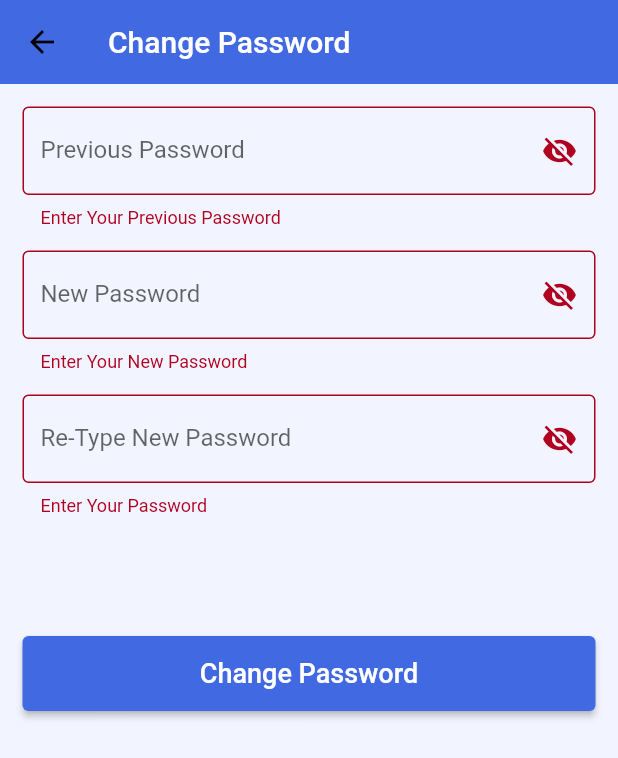
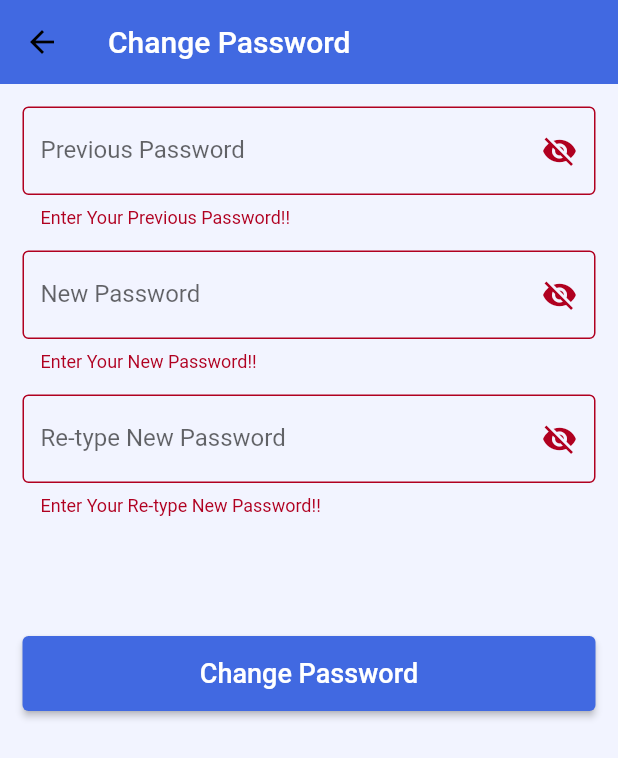
Before and after one commit to KishorKatuwal/TimelineandProjectMangementApp, a Flutter app: the ChangePasswordScreen screen opened by its route, after a tap on "Change Password", on a phone screen of 412 x 824 dp. Shown: the top 758 px of the screen. Run offline on Flutter 3.47's test engine with Material 2 defaults, Android fonts, the light colour scheme and no system bars; our stand-ins replace csv, date_picker_timeline, flutter_local_notifications, shared_preferences, socket_io_client, table_calendar and 2 more; missing offline and left inert: shared_preferences_web; accounts and stored records are empty.

Commit message:
textfield for password changed

```diff
--- a/lib/common/widgets/custom_textfiels.dart
+++ b/lib/common/widgets/custom_textfiels.dart
@@ -19,6 +19,7 @@ class CustomTextField extends StatelessWidget {
       controller: controller,
       obscureText: obText,
       decoration: InputDecoration(
+        label: Text(hintText),
         hintText: hintText,
         border: const OutlineInputBorder(
           borderSide: BorderSide(
--- a/lib/features/change_passwprd/screen/change_password_screen.dart
+++ b/lib/features/change_passwprd/screen/change_password_screen.dart
@@ -2,6 +2,7 @@ import 'package:flutter/material.dart';
 import 'package:timelineandprojectmanagementapp/common/widgets/custom_button.dart';
 import 'package:timelineandprojectmanagementapp/constants/utils.dart';
 import 'package:timelineandprojectmanagementapp/features/change_passwprd/services/change_password_service.dart';
+import 'package:timelineandprojectmanagementapp/features/change_passwprd/widget/password_textfiled.dart';
 
 class ChangePasswordScreen extends StatefulWidget {
   static const String routeName = '/change-password-screen';
@@ -54,111 +55,27 @@ class _ChangePasswordScreenState extends State<ChangePasswordScreen> {
             key: _changePasswordFormKey,
             child: Column(
               children: [
-                TextFormField(
-                  controller: _previousPasswordController,
-                  obscureText: _obscureText1,
-                  decoration: InputDecoration(
-                    label: const Text("Previous Password"),
-                    border: const OutlineInputBorder(
-                      borderSide: BorderSide(
-                        color: Colors.black38,
-                      ),
-                    ),
-                    enabledBorder: const OutlineInputBorder(
-                      borderSide: BorderSide(
-                        color: Colors.black38,
-                      ),
-                    ),
-                    suffixIcon: IconButton(
-                      icon: Icon(
-                        _obscureText1 ? Icons.visibility_off : Icons.visibility,
-                      ),
-                      onPressed: () {
-                        setState(() {
-                          _obscureText1 = !_obscureText1;
-                        });
-                      },
-                    ),
-                  ),
-                  validator: (val) {
-                    if (val == null || val.isEmpty) {
-                      return "Enter Your Previous Password";
-                    }
-                    return null;
-                  },
-                ),
+                PasswordTextField(
+                    controller: _previousPasswordController,
+                    label: "Previous Password",
+                    hintText: "Previous Password",
+                    obText: true),
                 const SizedBox(
                   height: 15,
                 ),
-                TextFormField(
-                  controller: _newPasswordController,
-                  obscureText: _obscureText2,
-                  decoration: InputDecoration(
-                    label: const Text("New Password"),
-                    border: const OutlineInputBorder(
-                      borderSide: BorderSide(
-                        color: Colors.black38,
-                      ),
-                    ),
-                    enabledBorder: const OutlineInputBorder(
-                      borderSide: BorderSide(
-                        color: Colors.black38,
-                      ),
-                    ),
-                    suffixIcon: IconButton(
-                      icon: Icon(
-                        _obscureText2 ? Icons.visibility_off : Icons.visibility,
-                      ),
-                      onPressed: () {
-                        setState(() {
-                          _obscureText2 = !_obscureText2;
-                        });
-                      },
-                    ),
-                  ),
-                  validator: (val) {
-                    if (val == null || val.isEmpty) {
-                      return "Enter Your New Password";
-                    }
-                    return null;
-                  },
-                ),
+                PasswordTextField(
+                    controller: _newPasswordController,
+                    label: "New Password",
+                    hintText: "New Password",
+                    obText: true),
                 const SizedBox(
                   height: 15,
                 ),
-                TextFormField(
-                  controller: _reTypePasswordController,
-                  obscureText: _obscureText3,
-                  decoration: InputDecoration(
-                    label: const Text("Re-Type New Password"),
-                    border: const OutlineInputBorder(
-                      borderSide: BorderSide(
-                        color: Colors.black38,
-                      ),
-                    ),
-                    enabledBorder: const OutlineInputBorder(
-                      borderSide: BorderSide(
-                        color: Colors.black38,
-                      ),
-                    ),
-                    suffixIcon: IconButton(
-                      icon: Icon(
-                        _obscureText3 ? Icons.visibility_off : Icons.visibility,
-                      ),
-                      onPressed: () {
-                        setState(() {
-                          _obscureText3 = !_obscureText3;
-                        });
-                      },
-                    ),
-                  ),
-                  validator: (val) {
-                    if (val == null || val.isEmpty) {
-                      return "Enter Your Password";
-                    }
-                    return null;
-                  },
-                ),
+                PasswordTextField(
+                    controller: _reTypePasswordController,
+                    label: "Re-type New Password",
+                    hintText: "Re-type New Password",
+                    obText: true),
                 const SizedBox(
                   height: 80,
                 ),
@@ -176,7 +93,7 @@ class _ChangePasswordScreenState extends State<ChangePasswordScreen> {
                             changePassword();
                           } else {
                             showSnackBar(context,
-                                "New password and Re-typed password didn't matched");
+                                "New password and Re-typed password didn't matched!!");
                           }
                         }
                       }
--- /dev/null
+++ b/lib/features/change_passwprd/widget/password_textfiled.dart
@@ -0,0 +1,60 @@
+import 'package:flutter/material.dart';
+
+class PasswordTextField extends StatefulWidget {
+  final TextEditingController controller;
+  final String hintText;
+  final String label;
+  final int maxLines;
+  late bool obText;
+
+  PasswordTextField(
+      {Key? key,
+      required this.controller,
+      required this.label,
+      required this.hintText,
+      required this.obText,
+      this.maxLines = 1})
+      : super(key: key);
+
+  @override
+  State<PasswordTextField> createState() => _PasswordTextFieldState();
+}
+
+class _PasswordTextFieldState extends State<PasswordTextField> {
+  @override
+  Widget build(BuildContext context) {
+    return TextFormField(
+      controller: widget.controller,
+      obscureText: widget.obText,
+      decoration: InputDecoration(
+        label: Text(widget.label),
+        border: const OutlineInputBorder(
+          borderSide: BorderSide(
+            color: Colors.black38,
+          ),
+        ),
+        enabledBorder: const OutlineInputBorder(
+          borderSide: BorderSide(
+            color: Colors.black38,
+          ),
+        ),
+        suffixIcon: IconButton(
+          icon: Icon(
+            widget.obText ? Icons.visibility_off : Icons.visibility,
+          ),
+          onPressed: () {
+            setState(() {
+              widget.obText = !widget.obText;
+            });
+          },
+        ),
+      ),
+      validator: (val) {
+        if (val == null || val.isEmpty) {
+          return "Enter Your ${widget.hintText}!!";
+        }
+        return null;
+      },
+    );
+  }
+}
--- a/lib/features/exam/screen/exam_screen.dart
+++ b/lib/features/exam/screen/exam_screen.dart
@@ -6,30 +6,24 @@ import '../../../constants/global_variables.dart';
 
 class ExamScreen extends StatefulWidget {
   static const String routeName = '/exam-screen';
-
   const ExamScreen({Key? key}) : super(key: key);
-
   @override
   State<ExamScreen> createState() => _ExamScreenState();
 }
 
 class _ExamScreenState extends State<ExamScreen> {
   final ExamServices examServices = ExamServices();
-
   List<List<dynamic>> _data = [];
-
   void gettingData() async {
     _data = await examServices.loadListFromCSV(context);
     setState(() {});
   }
-
   @override
   void initState() {
     // TODO: implement initState
     super.initState();
     gettingData();
   }
-
   @override
   Widget build(BuildContext context) {
     return Scaffold(
```
Also changed, not shown: lib/drawer/app_drawer.dart (+3 -21 lines), lib/features/auth/screens/login_screen.dart (+6 -6 lines), lib/features/auth/screens/signup_screen.dart (+10 -5 lines), lib/features/event/screens/event_screen.dart (+7 -0 lines), 1 other file.
